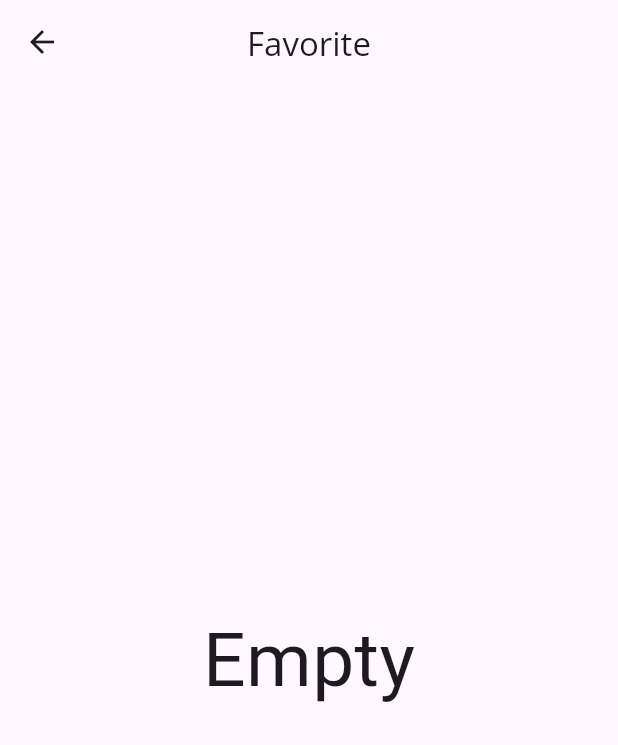
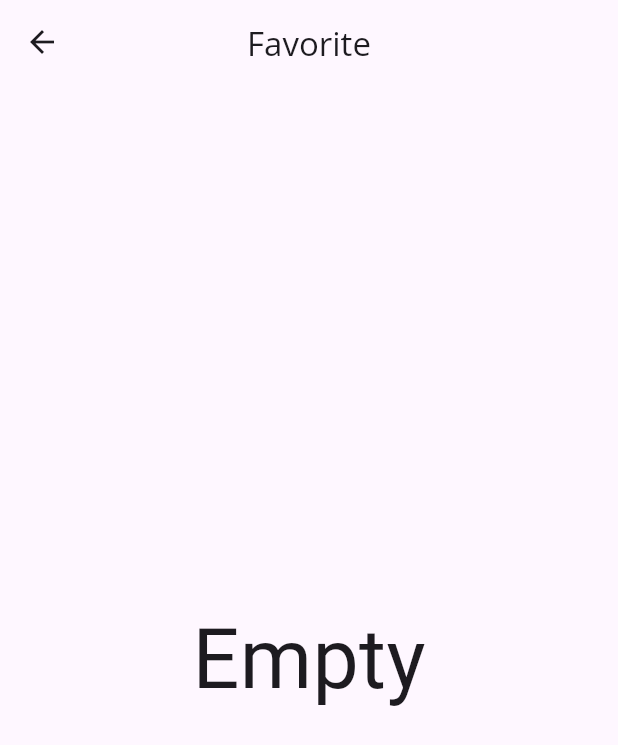
Before and after one commit to Bufrag/sitizenship_bloc, a Flutter app: the FavouriteCountry screen opened directly, on a phone screen of 412 x 824 dp. Shown: the top 745 px of the screen. Run offline on Flutter 3.47's test engine with Material 2 defaults, Android fonts, the phone set to English and light mode, and no system bars; our stand-ins replace bloc, equatable, firebase_core, firebase_database, flutter_bloc, flutter_riverpod and 4 more; accounts and stored records are empty.

Commit message:
New Size

```diff
--- a/lib/screen/favourite_country_page.dart
+++ b/lib/screen/favourite_country_page.dart
@@ -1,11 +1,7 @@
 import 'package:flutter/material.dart';
-import 'package:flutter_bloc/flutter_bloc.dart';
 
 import 'package:flutter_svg/flutter_svg.dart';
 import 'package:google_fonts/google_fonts.dart';
-import 'package:sitizenship_bloc/blocs/country_bloc.dart';
-
-import 'package:sitizenship_bloc/screen/detail_country_page.dart';
 
 import '../model/country_model.dart';
 
@@ -31,7 +27,7 @@ class _FavouriteCountryState extends State<FavouriteCountry> {
         body: const Center(
           child: Text(
             "Empty",
-            style: TextStyle(fontSize: 50),
+            style: TextStyle(fontSize: 55),
           ),
         ),
       );
```
